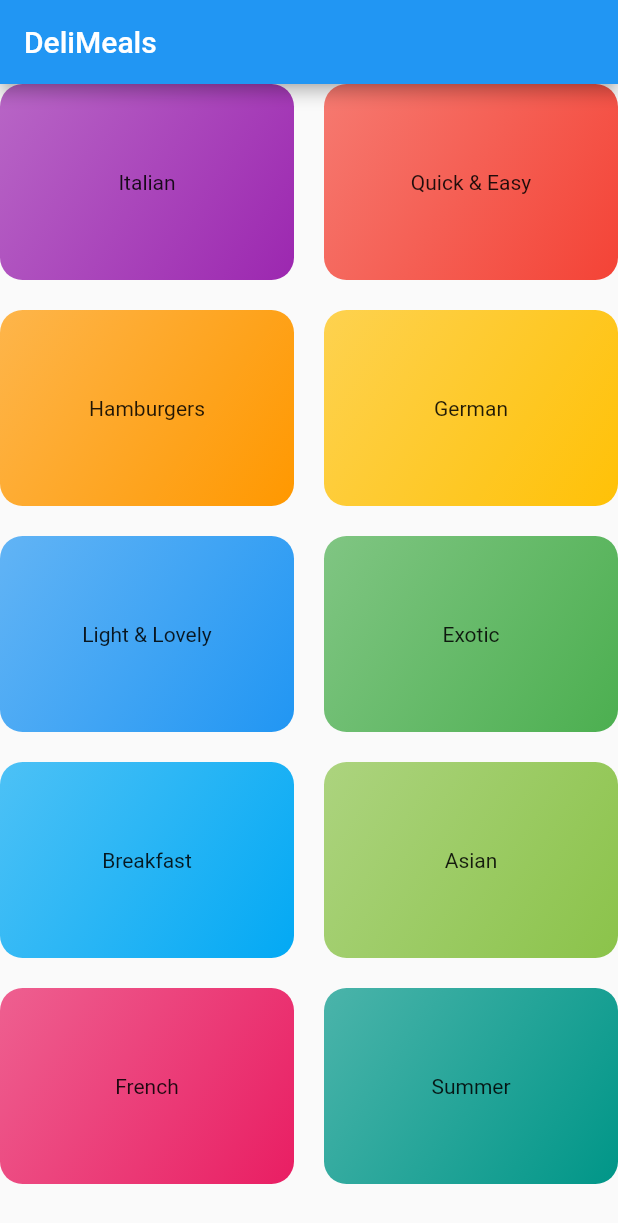
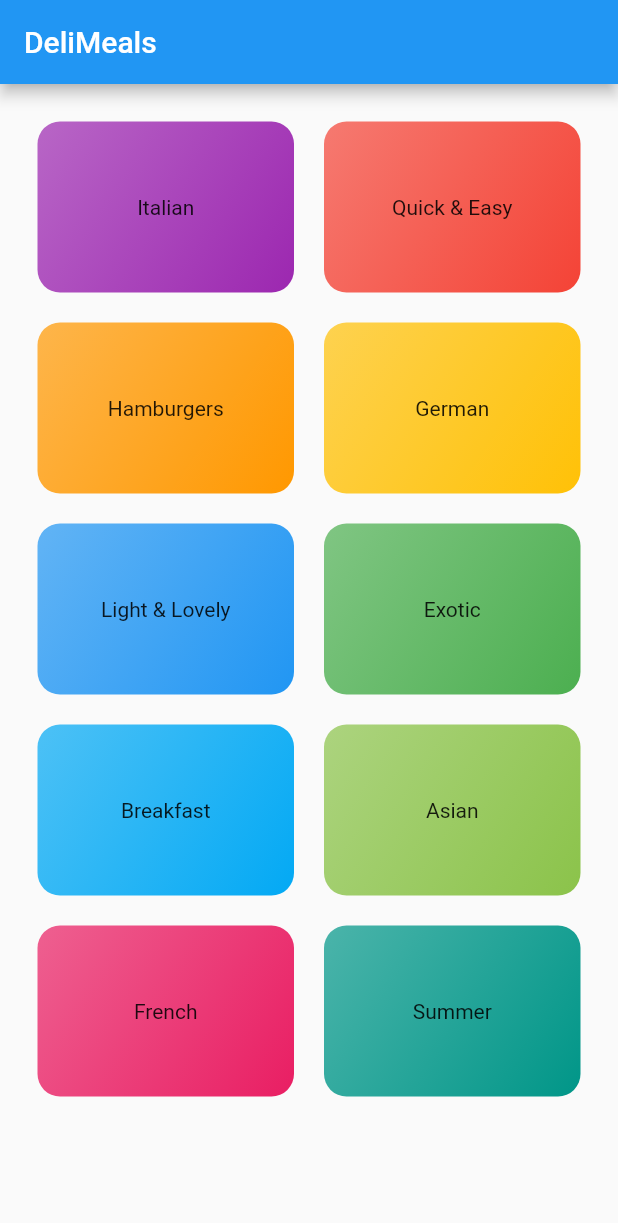
Before and after one commit to nahid-hasan-noyon/Flutter-Dart_Exercise, a Flutter app: the screen it shows after launch, on a phone screen of 412 x 824 dp. Shown: the top 1223 px of the screen. Run offline on Flutter 3.47's test engine with Material 2 defaults, Android fonts, the light colour scheme and no system bars.

```diff
--- a/meal_app/lib/categories_screen.dart
+++ b/meal_app/lib/categories_screen.dart
@@ -9,6 +9,7 @@ class CategoriesScreen extends StatelessWidget {
   @override
   Widget build(BuildContext context) {
     return GridView(
+      padding: const EdgeInsets.all(25),
       children: dummyCategories
           .map((catData) => CategoryItem(
                 catData.title,
```
Also changed, not shown: meal_app/pubspec.yaml (+56 -46 lines), meal_app/assets/fonts/Raleway-Black.ttf (added), meal_app/assets/fonts/Raleway-Bold.ttf (added), meal_app/assets/fonts/Raleway-Regular.ttf (added), meal_app/assets/fonts/RobotoCondensed-Bold.ttf (added), meal_app/assets/fonts/RobotoCondensed-Italic.ttf (added), meal_app/assets/fonts/RobotoCondensed-Light.ttf (added), meal_app/assets/fonts/RobotoCondensed-Regular.ttf (added).
